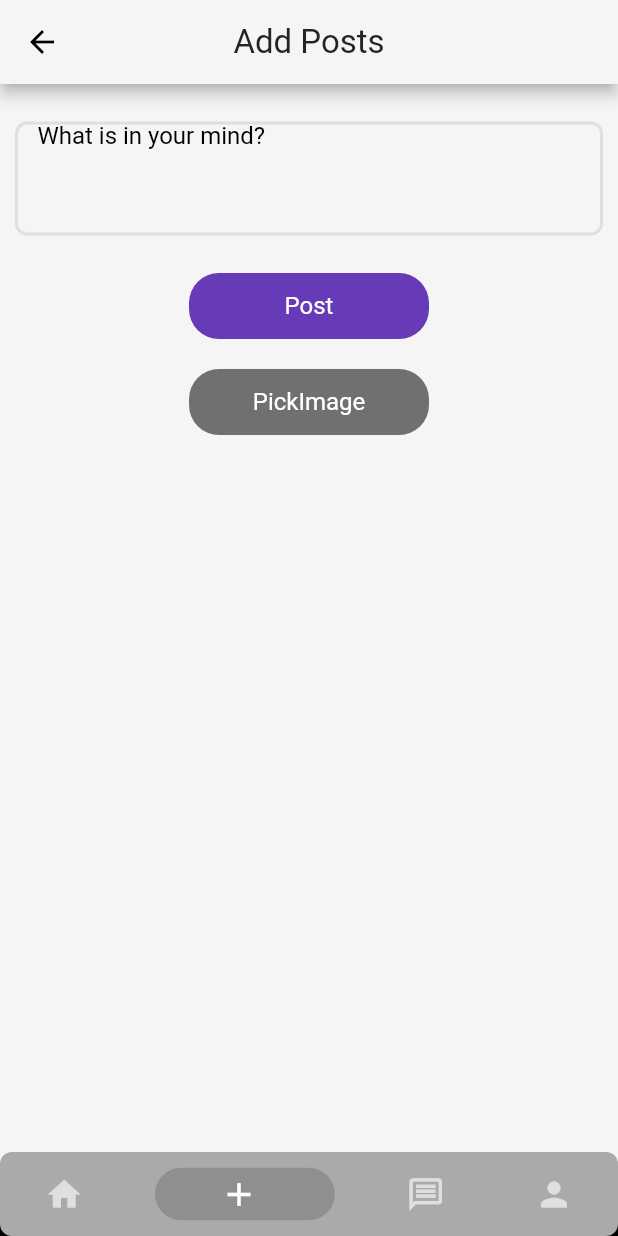
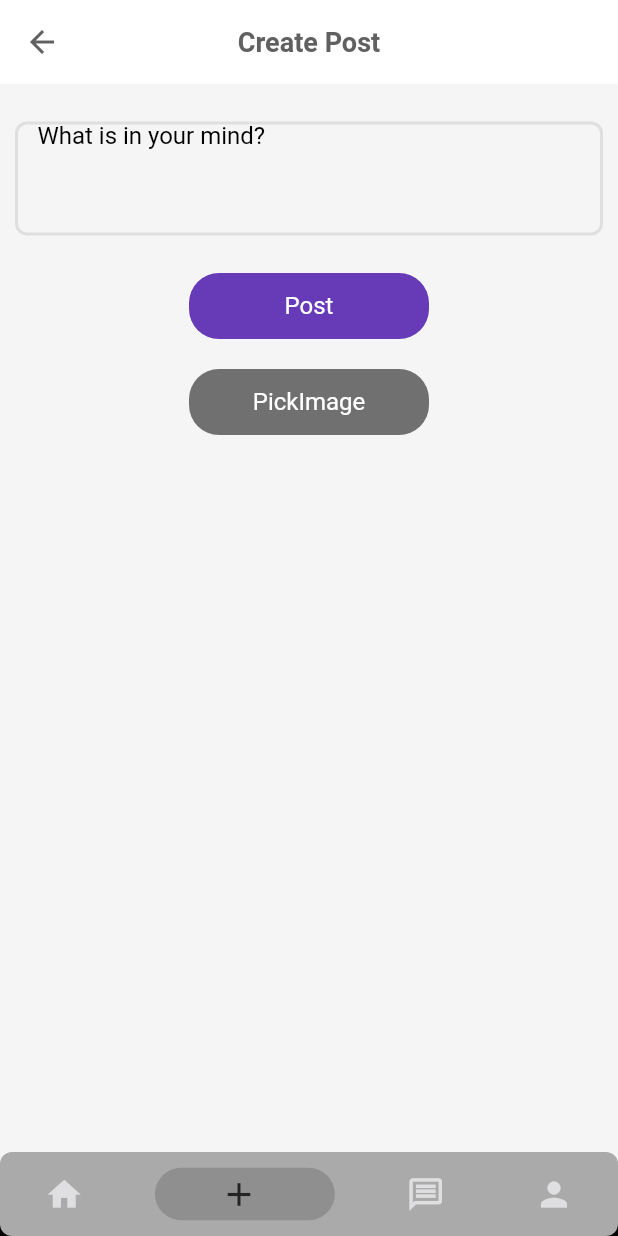
Before and after one commit to usmansiddiqui12321/Firebase-Social-Media, a Flutter app: the Dashboard screen opened by its route, item 2 of the bottom bar chosen, on a phone screen of 412 x 824 dp. Run offline on Flutter 3.47's test engine with Material 2 defaults, Android fonts, the light colour scheme and no system bars; drawn by our look-alikes of persistent_bottom_nav_bar; our stand-ins replace firebase_auth, firebase_core, firebase_database, firebase_storage, fluttertoast, get and 1 more; accounts and stored records are empty; Roboto replaces fonts that are missing (SF-Pro-Display-Medium); project files that could hold a hidden picture were left out.

Commit message:
Design Completed

```diff
--- a/lib/view/Posts/add_posts.dart
+++ b/lib/view/Posts/add_posts.dart
@@ -1,6 +1,5 @@
 import 'package:flutter/material.dart';
 import 'package:provider/provider.dart';
-
 import '../../View Model/Posts/postsController.dart';
 import '../../Widgets/RoundButton.dart';
 import '../../Widgets/custom_form_field.dart';
@@ -17,8 +16,42 @@ class _AddPostScreenState extends State<AddPostScreen> {
   Widget build(BuildContext context) {
     return Scaffold(
         appBar: AppBar(
-          title: const Text("Add Posts"),
+          backgroundColor: Colors.white,
+          elevation: 0,
+          leading: IconButton(
+            icon: Icon(Icons.arrow_back),
+            onPressed: () => Navigator.pop(context),
+            color: Colors.grey[700],
+          ),
+          title: Text(
+            'Create Post',
+            style: TextStyle(
+              color: Colors.grey[700],
+              fontSize: 18,
+              fontWeight: FontWeight.w600,
+            ),
+          ),
           centerTitle: true,
+          actions: [
+            RoundButton(
+              onpress: () {
+                Provider.of<PostController>(context, listen: false)
+                    .addPost(context)
+                    .then((value) =>
+                        Provider.of<PostController>(context, listen: false)
+                            .uploadPostImage(context));
+              },
+              title: "Post",
+              buttonColor: Colors.transparent,
+              textColor: Colors.white,
+              width: 60,
+              height: 35,
+              // size: 16,
+              // radius: 20,
+              // padding: EdgeInsets.symmetric(horizontal: 8),
+            ),
+            const SizedBox(width: 10),
+          ],
         ),
         body: ChangeNotifierProvider(
           create: (_) => PostController(),
@@ -41,9 +74,7 @@ class _AddPostScreenState extends State<AddPostScreen> {
                     ),
                     const SizedBox(height: 25),
                     RoundButton(
-                      // loading: addPost.loading.value,
                       onpress: () {
-                        // addPost.loading.value = true;
                         provider
                             .addPost(context)
                             .then((value) => provider.uploadPostImage(context));
@@ -52,7 +83,7 @@ class _AddPostScreenState extends State<AddPostScreen> {
                       buttonColor: Colors.deepPurple,
                       textColor: Colors.white,
                     ),
-                  const  SizedBox(height: 20),
+                    const SizedBox(height: 20),
                     RoundButton(
                         onpress: () {
                           provider.pickPostImage(context);
--- a/lib/view/dashboard/dashboard.dart
+++ b/lib/view/dashboard/dashboard.dart
@@ -36,7 +36,7 @@ class _DashboardState extends State<Dashboard> {
           activeColorPrimary: AppColors.primaryIconColor,
           inactiveColorPrimary: AppColors.textFieldDefaultBorderColor),
       PersistentBottomNavBarItem(
-          icon: const Icon(Icons.add, color: AppColors.whiteColor),
+          icon: const Icon(Icons.add),
           activeColorPrimary: AppColors.primaryIconColor,
           inactiveColorPrimary: AppColors.textFieldDefaultBorderColor),
       PersistentBottomNavBarItem(
```
Also changed, not shown: lib/view/Posts/PostScreen.dart (+36 -16 lines).
